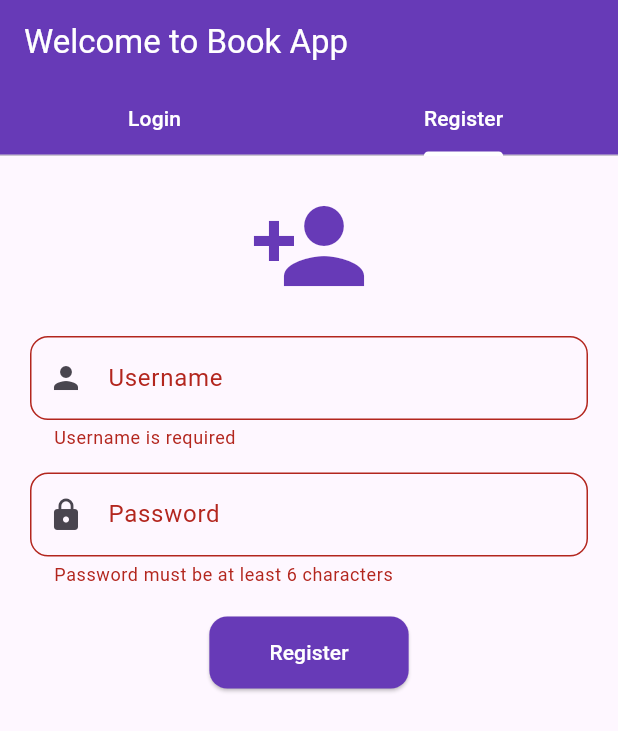
After one commit to hashembadawi/book_app, a Flutter app: the screen it shows after launch, tab 2 chosen, after a tap on "Register", on a phone screen of 412 x 824 dp. The commit adds this screen. Shown: the top 731 px of the screen. Run offline on Flutter 3.47's test engine with Material 3 defaults, Android fonts, the phone set to English and light mode, and no system bars; our stand-ins replace shared_preferences.

Commit message:
Add user register , login , logout

```diff
--- a/lib/main.dart
+++ b/lib/main.dart
@@ -1,5 +1,6 @@
+
+import 'package:book_app/screens/auth_screen.dart';
 import 'package:flutter/material.dart';
-import 'package:book_app/screens/book_list_screen.dart';
 
 void main() {
   runApp(MyApp());
@@ -10,7 +11,7 @@ class MyApp extends StatelessWidget {
   Widget build(BuildContext context) {
     return MaterialApp(
       debugShowCheckedModeBanner: false,
-      home: BookListScreen(), // home page
+      home: AuthScreen(), // home page
     );
   }
 }
--- /dev/null
+++ b/lib/screens/auth_screen.dart
@@ -0,0 +1,41 @@
+import 'package:flutter/material.dart';
+import 'register_screen_content.dart';
+import 'login_screen_content.dart';
+
+class AuthScreen extends StatelessWidget {
+  @override
+  Widget build(BuildContext context) {
+    return DefaultTabController(
+      length: 2,
+      child: Scaffold(
+        appBar: AppBar(
+          title: Text('Welcome to Book App', style: TextStyle(color: Colors.white)),
+          backgroundColor: Colors.deepPurple,
+          bottom: TabBar(
+            indicatorColor: Colors.white,
+            tabs: [
+              Tab(
+                child: Text(
+                  'Login',
+                  style: TextStyle(color: Colors.white),
+                ),
+              ),
+              Tab(
+                child: Text(
+                  'Register',
+                  style: TextStyle(color: Colors.white), // Apply to Register tab as well for consistency
+                ),
+              ),
+            ],
+          ),
+        ),
+        body: TabBarView(
+          children: [
+            LoginScreenContent(),
+            RegisterScreenContent(),
+          ],
+        ),
+      ),
+    );
+  }
+}
--- /dev/null
+++ b/lib/screens/login_screen_content.dart
@@ -0,0 +1,107 @@
+import 'package:flutter/material.dart';
+import 'package:http/http.dart' as http;
+import 'dart:convert';
+import 'package:shared_preferences/shared_preferences.dart';
+import 'book_list_screen.dart';
+
+class LoginScreenContent extends StatefulWidget {
+  @override
+  _LoginScreenContentState createState() => _LoginScreenContentState();
+}
+
+class _LoginScreenContentState extends State<LoginScreenContent> {
+  final _usernameController = TextEditingController();
+  final _passwordController = TextEditingController();
+  bool _isLoading = false;
+  String? _errorMessage;
+
+  Future<void> _login() async {
+    const String apiUrl = 'https://book-api-2wjm.onrender.com/api/auth/login';
+
+    setState(() {
+      _isLoading = true;
+      _errorMessage = null;
+    });
+
+    try {
+      final response = await http.post(
+        Uri.parse(apiUrl),
+        headers: {'Content-Type': 'application/json'},
+        body: json.encode({
+          'username': _usernameController.text.trim(),
+          'password': _passwordController.text.trim(),
+        }),
+      );
+
+      final responseData = json.decode(response.body);
+
+      if (response.statusCode == 200 && responseData['token'] != null) {
+        SharedPreferences prefs = await SharedPreferences.getInstance();
+        await prefs.setString('token', responseData['token']);
+
+        // الانتقال إلى صفحة الكتب
+        Navigator.pushReplacement(
+          context,
+          MaterialPageRoute(builder: (context) => BookListScreen()),
+        );
+      } else {
+        setState(() {
+          _errorMessage = responseData['message'] ?? 'Login failed';
+        });
+      }
+    } catch (e) {
+      setState(() {
+        _errorMessage = 'Connection error: $e';
+      });
+    } finally {
+      setState(() => _isLoading = false);
+    }
+  }
+
+  @override
+  Widget build(BuildContext context) {
+    return Padding(
+      padding: const EdgeInsets.all(20),
+      child: Column(
+        children: [
+          Icon(Icons.login, size: 80, color: Colors.deepPurple),
+          SizedBox(height: 20),
+          if (_errorMessage != null)
+            Text(_errorMessage!, style: TextStyle(color: Colors.red)),
+          TextField(
+            controller: _usernameController,
+            decoration: InputDecoration(
+              labelText: 'Username',
+              prefixIcon: Icon(Icons.person),
+              border: OutlineInputBorder(borderRadius: BorderRadius.circular(12)),
+            ),
+          ),
+          SizedBox(height: 15),
+          TextField(
+            controller: _passwordController,
+            obscureText: true,
+            decoration: InputDecoration(
+              labelText: 'Password',
+              prefixIcon: Icon(Icons.lock),
+              border: OutlineInputBorder(borderRadius: BorderRadius.circular(12)),
+            ),
+          ),
+          SizedBox(height: 20),
+          ElevatedButton(
+            onPressed: _isLoading ? null : _login,
+            child: _isLoading
+                ? CircularProgressIndicator(color: Colors.white)
+                : Text('Login'),
+            style: ElevatedButton.styleFrom(
+              backgroundColor: Colors.deepPurple,
+              padding: EdgeInsets.symmetric(vertical: 14, horizontal: 40),
+              shape: RoundedRectangleBorder(
+                borderRadius: BorderRadius.circular(12),
+              ),
+            ),
+          ),
+        ],
+      ),
+    );
+  }
+}
--- /dev/null
+++ b/lib/screens/register_screen_content.dart
@@ -0,0 +1,113 @@
+import 'package:flutter/material.dart';
+import 'package:http/http.dart' as http;
+import 'dart:convert';
+
+class RegisterScreenContent extends StatefulWidget {
+  @override
+  _RegisterScreenContentState createState() => _RegisterScreenContentState();
+}
+
+class _RegisterScreenContentState extends State<RegisterScreenContent> {
+  final _usernameController = TextEditingController();
+  final _passwordController = TextEditingController();
+  final _formKey = GlobalKey<FormState>();
+  bool _isLoading = false;
+  String? _errorMessage;
+
+  Future<void> _registerUser() async {
+    const String apiUrl = 'https://book-api-2wjm.onrender.com/api/auth/register';
+
+    if (!_formKey.currentState!.validate()) return;
+
+    setState(() {
+      _isLoading = true;
+      _errorMessage = null;
+    });
+
+    try {
+      final response = await http.post(
+        Uri.parse(apiUrl),
+        headers: {'Content-Type': 'application/json'},
+        body: json.encode({
+          'username': _usernameController.text.trim(),
+          'password': _passwordController.text.trim(),
+        }),
+      );
+
+      final responseData = json.decode(response.body);
+
+      if (response.statusCode == 201) {
+        ScaffoldMessenger.of(context).showSnackBar(
+          SnackBar(content: Text('Registered successfully! You can login now.',style: TextStyle(color: Colors.white)))
+        );
+        DefaultTabController.of(context)?.animateTo(0);
+      } else {
+        setState(() {
+          _errorMessage = responseData['message'] ?? 'Registration failed';
+        });
+      }
+    } catch (e) {
+      setState(() {
+        _errorMessage = 'Connection error: $e';
+      });
+    } finally {
+      setState(() => _isLoading = false);
+    }
+  }
+
+  @override
+  Widget build(BuildContext context) {
+    return Padding(
+      padding: const EdgeInsets.all(20),
+      child: Form(
+        key: _formKey,
+        child: Column(
+          children: [
+            Icon(Icons.person_add, size: 80, color: Colors.deepPurple),
+            SizedBox(height: 20),
+            if (_errorMessage != null)
+              Text(_errorMessage!, style: TextStyle(color: Colors.red)),
+            TextFormField(
+              controller: _usernameController,
+              decoration: InputDecoration(
+                labelText: 'Username',
+                prefixIcon: Icon(Icons.person),
+                border: OutlineInputBorder(borderRadius: BorderRadius.circular(12)),
+              ),
+              validator: (value) => value == null || value.trim().isEmpty
+                  ? 'Username is required'
+                  : null,
+            ),
+            SizedBox(height: 15),
+            TextFormField(
+              controller: _passwordController,
+              obscureText: true,
+              decoration: InputDecoration(
+                labelText: 'Password',
+                prefixIcon: Icon(Icons.lock),
+                border: OutlineInputBorder(borderRadius: BorderRadius.circular(12)),
+              ),
+              validator: (value) => value == null || value.length < 6
+                  ? 'Password must be at least 6 characters'
+                  : null,
+            ),
+            SizedBox(height: 20),
+            ElevatedButton(
+              onPressed: _isLoading ? null : _registerUser,
+              child: _isLoading
+                  ? CircularProgressIndicator(color: Colors.white)
+                  : Text('Register',style: TextStyle(color: Colors.white)),
+              style: ElevatedButton.styleFrom(
+                backgroundColor: Colors.deepPurple,
+                padding: EdgeInsets.symmetric(vertical: 14, horizontal: 40),
+                shape: RoundedRectangleBorder(
+                  borderRadius: BorderRadius.circular(12),
+                ),
+              ),
+            ),
+          ],
+        ),
+      ),
+    );
+  }
+}
--- a/pubspec.yaml
+++ b/pubspec.yaml
@@ -28,6 +28,7 @@ environment:
 # the latest version available on pub.dev. To see which dependencies have newer
 # versions available, run `flutter pub outdated`.
 dependencies:
+  shared_preferences: ^2.2.2
   http: ^1.1.0
   flutter:
     sdk: flutter
```
Also changed, not shown: lib/screens/add_book_screen.dart (+16 -2 lines), lib/screens/book_list_screen.dart (+19 -2 lines), lib/screens/edit_book_screen.dart (+23 -5 lines), lib/utils/auth_utils.dart (added, +14 -0 lines), pubspec.lock, 1 other file.
